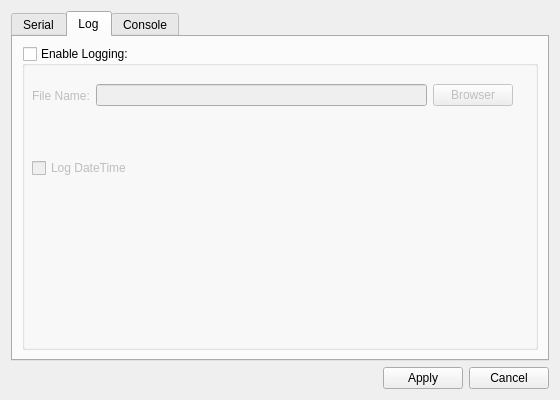
Old version of the form src/settingsdialog.ui in the repository coolshou/qterminal.
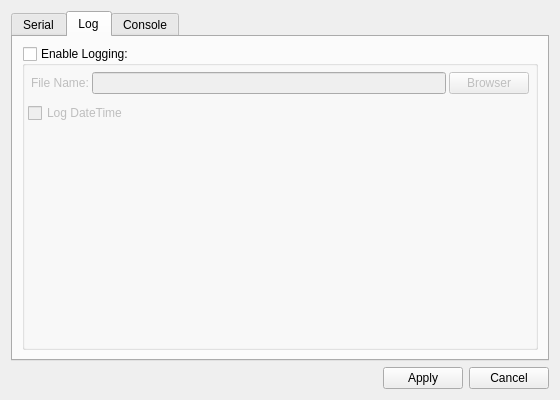
New version of the form. The open tabs and pages were chosen to show the change. Icons and pictures are not drawn.

Patch:
```diff
--- a/src/settingsdialog.ui
+++ b/src/settingsdialog.ui
@@ -247,29 +247,37 @@
          <property name="checked">
           <bool>false</bool>
          </property>
-         <widget class="QCheckBox" name="logDateTimeCheckBox">
-          <property name="geometry">
-           <rect>
-            <x>10</x>
-            <y>110</y>
-            <width>231</width>
-            <height>24</height>
-           </rect>
+         <layout class="QVBoxLayout" name="verticalLayout_6" stretch="0,0,0">
+          <property name="leftMargin">
+           <number>3</number>
           </property>
-          <property name="text">
-           <string>Log DateTime</string>
+          <property name="topMargin">
+           <number>3</number>
           </property>
-         </widget>
+          <property name="rightMargin">
+           <number>3</number>
+          </property>
+          <property name="bottomMargin">
+           <number>3</number>
+          </property>
+          <item>
          <widget class="QWidget" name="widget_3" native="true">
-          <property name="geometry">
-           <rect>
-            <x>10</x>
-            <y>30</y>
-            <width>481</width>
-            <height>39</height>
-           </rect>
-          </property>
           <layout class="QHBoxLayout" name="horizontalLayout_3">
+             <property name="spacing">
+              <number>3</number>
+             </property>
+             <property name="leftMargin">
+              <number>3</number>
+             </property>
+             <property name="topMargin">
+              <number>3</number>
+             </property>
+             <property name="rightMargin">
+              <number>3</number>
+             </property>
+             <property name="bottomMargin">
+              <number>3</number>
+             </property>
            <item>
             <widget class="QLabel" name="logFilenameLabel">
              <property name="text">
@@ -289,6 +297,28 @@
            </item>
           </layout>
          </widget>
+          </item>
+          <item>
+           <widget class="QCheckBox" name="logDateTimeCheckBox">
+            <property name="text">
+             <string>Log DateTime</string>
+            </property>
+           </widget>
+          </item>
+          <item>
+           <spacer name="verticalSpacer">
+            <property name="orientation">
+             <enum>Qt::Vertical</enum>
+            </property>
+            <property name="sizeHint" stdset="0">
+             <size>
+              <width>20</width>
+              <height>40</height>
+             </size>
+            </property>
+           </spacer>
+          </item>
+         </layout>
         </widget>
        </item>
       </layout>
```
Left out of the diff: 11 changed lines with no effect on the pictures. Lines whose indentation alone changed are shown as unchanged.
